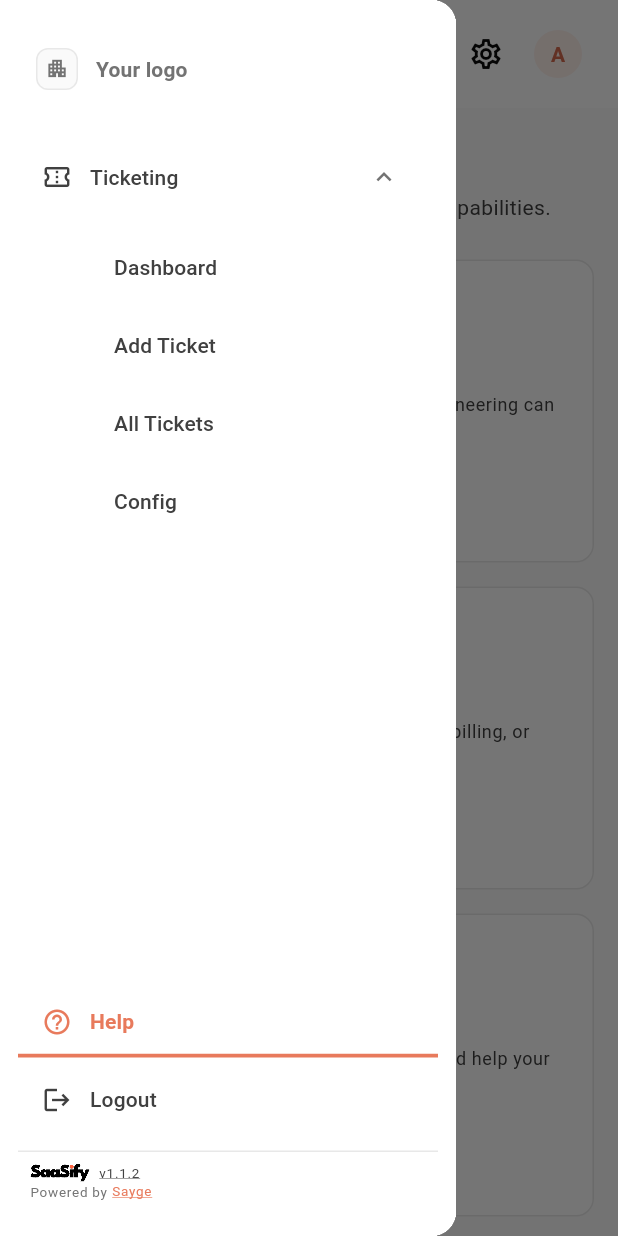
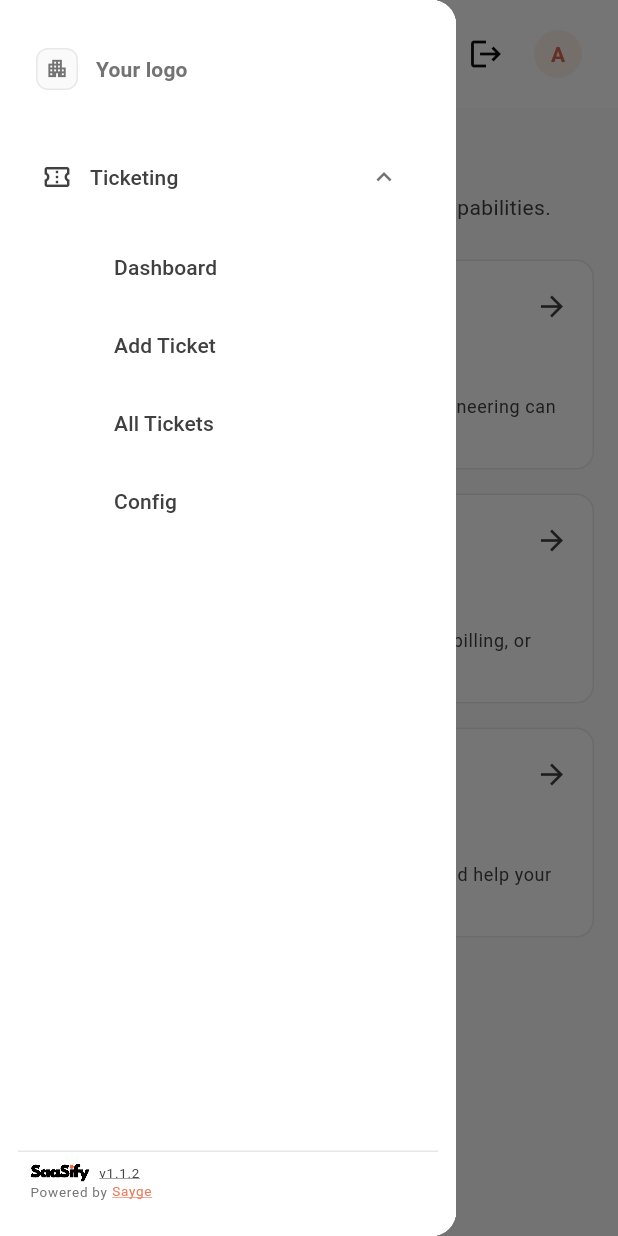
Before and after one commit to sayge-code-hub/saasify, a Flutter app: the HelpPage screen opened by its route, with the side drawer open, on a phone screen of 412 x 824 dp. Run offline on Flutter 3.47's test engine with Material 3 defaults, Android fonts, the phone set to English and light mode, and no system bars; our stand-ins replace equatable, file_picker, flutter_bloc, go_router, web; Roboto replaces fonts that are missing (Fraunces, Source Sans 3).

Commit message:
Polish Help cards and move Help/Logout into the top app bar.
Help tiles use top-left icon and top-right arrow, open a topic screen
on click, and highlight on hover. Search is removed from the header;
Help and Logout live in the app bar instead of the sidebar.

Co-authored-by: adityaarana <adityaarana@outlook.com>

```diff
--- a/lib/features/help/presentation/pages/help_page.dart
+++ b/lib/features/help/presentation/pages/help_page.dart
@@ -1,47 +1,14 @@
 import 'package:flutter/material.dart';
+import 'package:go_router/go_router.dart';
 
 import 'package:saasify/core/theme/app_colors.dart';
 import 'package:saasify/core/theme/app_spacing.dart';
-import 'package:saasify/core/widgets/app_button.dart';
 import 'package:saasify/core/widgets/app_page.dart';
-import 'package:saasify/core/widgets/app_text_field.dart';
+import 'package:saasify/features/help/domain/help_topics.dart';
 
 /// Help hub with request tiles shared across the workspace.
 class HelpPage extends StatelessWidget {
   const HelpPage({super.key});
-
-  static const tiles = <_HelpTileData>[
-    _HelpTileData(
-      keyName: 'help-tile-bug',
-      title: 'Raise a bug',
-      description:
-          'Report something broken in the product so engineering can investigate.',
-      icon: Icons.bug_report_outlined,
-      formTitle: 'Raise a bug',
-      formHint: 'Describe the issue, steps to reproduce, and expected result…',
-      submitLabel: 'Submit bug',
-    ),
-    _HelpTileData(
-      keyName: 'help-tile-contact',
-      title: 'Contact us',
-      description:
-          'Reach the Saasify team for account questions, billing, or general support.',
-      icon: Icons.mail_outline,
-      formTitle: 'Contact us',
-      formHint: 'How can we help you today?',
-      submitLabel: 'Send message',
-    ),
-    _HelpTileData(
-      keyName: 'help-tile-feature',
-      title: 'New feature request',
-      description:
-          'Suggest an improvement or capability that would help your team work faster.',
-      icon: Icons.lightbulb_outline,
-      formTitle: 'New feature request',
-      formHint: 'Tell us the problem and the feature you would like to see…',
-      submitLabel: 'Submit request',
-    ),
-  ];
 
   @override
   Widget build(BuildContext context) {
@@ -68,13 +35,15 @@ class HelpPage extends StatelessWidget {
           const SizedBox(height: AppSpacing.lg),
           LayoutBuilder(
             builder: (context, constraints) {
-              final wide = constraints.maxWidth >= AppSpacing.sectionGridMinWidth;
+              final wide =
+                  constraints.maxWidth >= AppSpacing.sectionGridMinWidth;
+              const tiles = HelpTopic.values;
               if (!wide) {
                 return Column(
                   children: [
                     for (var i = 0; i < tiles.length; i++) ...[
                       if (i > 0) const SizedBox(height: AppSpacing.md),
-                      _HelpTile(data: tiles[i]),
+                      _HelpTile(topic: tiles[i]),
                     ],
                   ],
                 );
@@ -84,7 +53,7 @@ class HelpPage extends StatelessWidget {
                 children: [
                   for (var i = 0; i < tiles.length; i++) ...[
                     if (i > 0) const SizedBox(width: AppSpacing.md),
-                    Expanded(child: _HelpTile(data: tiles[i])),
+                    Expanded(child: _HelpTile(topic: tiles[i])),
                   ],
                 ],
               );
@@ -96,92 +65,67 @@ class HelpPage extends StatelessWidget {
   }
 }
 
-class _HelpTileData {
-  const _HelpTileData({
-    required this.keyName,
-    required this.title,
-    required this.description,
-    required this.icon,
-    required this.formTitle,
-    required this.formHint,
-    required this.submitLabel,
-  });
+class _HelpTile extends StatefulWidget {
+  const _HelpTile({required this.topic});
 
-  final String keyName;
-  final String title;
-  final String description;
-  final IconData icon;
-  final String formTitle;
-  final String formHint;
-  final String submitLabel;
+  final HelpTopic topic;
+
+  @override
+  State<_HelpTile> createState() => _HelpTileState();
 }
 
-class _HelpTile extends StatelessWidget {
-  const _HelpTile({required this.data});
+class _HelpTileState extends State<_HelpTile> {
+  bool _hovered = false;
 
-  final _HelpTileData data;
-
-  Future<void> _openForm(BuildContext context) async {
-    final controller = TextEditingController();
-    final submitted = await showDialog<bool>(
-      context: context,
-      builder: (context) {
-        return AlertDialog(
-          title: Text(data.formTitle),
-          content: SizedBox(
-            width: 420,
-            child: AppTextField(
-              controller: controller,
-              hint: data.formHint,
-              maxLines: 5,
-            ),
-          ),
-          actions: [
-            TextButton(
-              onPressed: () => Navigator.of(context).pop(false),
-              child: const Text('Cancel'),
-            ),
-            FilledButton(
-              onPressed: () {
-                if (controller.text.trim().isEmpty) return;
-                Navigator.of(context).pop(true);
-              },
-              child: Text(data.submitLabel),
-            ),
-          ],
-        );
-      },
-    );
-    final text = controller.text.trim();
-    controller.dispose();
-    if (submitted == true && context.mounted && text.isNotEmpty) {
-      ScaffoldMessenger.of(context).showSnackBar(
-        SnackBar(
-          content: Text('${data.title} submitted (mock).'),
-        ),
-      );
-    }
-  }
+  void _open() => context.go('/help/${widget.topic.pathSegment}');
 
   @override
   Widget build(BuildContext context) {
     final theme = Theme.of(context);
+    final topic = widget.topic;
+    final accent = _hovered ? AppColors.accent : AppColors.inkSecondary;
+    final borderColor = _hovered ? AppColors.accent : AppColors.border;
 
-    return DecoratedBox(
+    return MouseRegion(
+      onEnter: (_) => setState(() => _hovered = true),
+      onExit: (_) => setState(() => _hovered = false),
+      cursor: SystemMouseCursors.click,
+      child: AnimatedContainer(
+        duration: const Duration(milliseconds: 140),
+        curve: Curves.easeOut,
         decoration: BoxDecoration(
           color: AppColors.surface,
           borderRadius: BorderRadius.circular(AppSpacing.radiusMd),
-        border: Border.all(color: AppColors.border),
+          border: Border.all(color: borderColor, width: _hovered ? 1.5 : 1),
         ),
+        child: Material(
+          color: Colors.transparent,
+          child: InkWell(
+            key: ValueKey('help-tile-${topic.pathSegment}'),
+            onTap: _open,
+            borderRadius: BorderRadius.circular(AppSpacing.radiusMd),
+            hoverColor: AppColors.accentSoft,
+            splashColor: AppColors.accentMuted,
             child: Padding(
               padding: const EdgeInsets.all(AppSpacing.md),
               child: Column(
                 crossAxisAlignment: CrossAxisAlignment.stretch,
                 children: [
-            Icon(data.icon, color: AppColors.inkSecondary, size: 28),
+                  Row(
+                    children: [
+                      Icon(topic.icon, color: accent, size: 28),
+                      const Spacer(),
+                      Icon(
+                        Icons.arrow_forward,
+                        key: ValueKey('help-arrow-${topic.pathSegment}'),
+                        color: accent,
+                        size: 22,
+                      ),
+                    ],
+                  ),
                   const SizedBox(height: AppSpacing.sm),
                   Text(
-              data.title,
+                    topic.title,
                     style: theme.textTheme.titleMedium?.copyWith(
                       fontWeight: FontWeight.w400,
                       color: AppColors.ink,
@@ -189,23 +133,16 @@ class _HelpTile extends StatelessWidget {
                   ),
                   const SizedBox(height: AppSpacing.xs),
                   Text(
-              data.description,
+                    topic.description,
                     style: theme.textTheme.bodySmall?.copyWith(
                       color: AppColors.inkSecondary,
                       height: 1.4,
                     ),
                   ),
-            const SizedBox(height: AppSpacing.md),
-            Align(
-              alignment: Alignment.centerLeft,
-              child: AppButton(
-                key: ValueKey(data.keyName),
-                label: 'Open',
-                variant: AppButtonVariant.outlined,
-                onPressed: () => _openForm(context),
+                ],
               ),
             ),
-          ],
+          ),
         ),
       ),
     );
--- a/lib/features/shell/presentation/widgets/dashboard_header.dart
+++ b/lib/features/shell/presentation/widgets/dashboard_header.dart
@@ -30,7 +30,9 @@ class DashboardHeader extends StatelessWidget {
   @override
   Widget build(BuildContext context) {
     final theme = Theme.of(context);
-    final onSettings = GoRouterState.of(context).uri.path == '/settings';
+    final path = GoRouterState.of(context).uri.path;
+    final onSettings = path == '/settings';
+    final onHelp = path == '/help' || path.startsWith('/help/');
 
     return Material(
       color: AppColors.surface,
@@ -61,16 +63,20 @@ class DashboardHeader extends StatelessWidget {
                           )),
               ),
               IconButton(
-                tooltip: 'Search',
-                onPressed: () {},
-                icon: const Icon(Icons.search, color: AppColors.ink),
-              ),
-              IconButton(
                 tooltip: 'Notifications',
                 onPressed: () {},
                 icon: const Icon(
                   Icons.notifications_none_outlined,
                   color: AppColors.ink,
+                ),
+              ),
+              IconButton(
+                key: const ValueKey('header-help'),
+                tooltip: 'Help',
+                onPressed: () => context.go('/help'),
+                icon: Icon(
+                  onHelp ? Icons.help : Icons.help_outline,
+                  color: onHelp ? AppColors.accent : AppColors.ink,
                 ),
               ),
               IconButton(
@@ -82,21 +88,14 @@ class DashboardHeader extends StatelessWidget {
                   color: onSettings ? AppColors.accent : AppColors.ink,
                 ),
               ),
+              IconButton(
+                key: const ValueKey('header-logout'),
+                tooltip: 'Logout',
+                onPressed: () => context.read<AuthCubit>().logout(),
+                icon: const Icon(Icons.logout, color: AppColors.ink),
+              ),
               const SizedBox(width: AppSpacing.xs),
-              PopupMenuButton<_HeaderAction>(
-                tooltip: 'Account',
-                onSelected: (action) {
-                  if (action == _HeaderAction.signOut) {
-                    context.read<AuthCubit>().logout();
-                  }
-                },
-                itemBuilder: (context) => const [
-                  PopupMenuItem(
-                    value: _HeaderAction.signOut,
-                    child: Text('Sign out'),
-                  ),
-                ],
-                child: Row(
+              Row(
                 children: [
                   CircleAvatar(
                     radius: 16,
@@ -121,13 +120,8 @@ class DashboardHeader extends StatelessWidget {
                         fontWeight: FontWeight.w600,
                       ),
                     ),
-                      const Icon(
-                        Icons.keyboard_arrow_down,
-                        color: AppColors.ink,
-                      ),
                   ],
                 ],
-                ),
               ),
             ],
           ),
@@ -136,8 +130,6 @@ class DashboardHeader extends StatelessWidget {
     );
   }
 }
-
-enum _HeaderAction { signOut }
 
 /// Live local date, time, and timezone for the shell header on every route.
 class HeaderDateTime extends StatefulWidget {
--- a/lib/features/shell/presentation/widgets/module_sidebar.dart
+++ b/lib/features/shell/presentation/widgets/module_sidebar.dart
@@ -6,7 +6,6 @@ import 'package:saasify/core/constants/app_constants.dart';
 import 'package:saasify/core/theme/app_colors.dart';
 import 'package:saasify/core/theme/app_spacing.dart';
 import 'package:saasify/core/widgets/app_logo.dart';
-import 'package:saasify/features/auth/presentation/bloc/auth_cubit.dart';
 import 'package:saasify/features/settings/presentation/widgets/company_brand_logo.dart';
 import 'package:saasify/features/shell/domain/app_modules.dart';
 import 'package:saasify/features/shell/presentation/bloc/shell_cubit.dart';
@@ -61,8 +60,8 @@ class ModuleSidebar extends StatelessWidget {
                   ],
                 ),
               ),
-              Padding(
-                padding: const EdgeInsets.fromLTRB(
+              const Padding(
+                padding: EdgeInsets.fromLTRB(
                   AppSpacing.sm,
                   AppSpacing.sm,
                   AppSpacing.sm,
@@ -70,27 +69,9 @@ class ModuleSidebar extends StatelessWidget {
                 ),
                 child: Column(
                   children: [
-                    _NavTile(
-                      label: 'Help',
-                      icon: Icons.help_outline,
-                      active: state.location == '/help',
-                      onTap: () {
-                        context.go('/help');
-                        onNavigate?.call();
-                      },
-                    ),
-                    _NavTile(
-                      label: 'Logout',
-                      icon: Icons.logout,
-                      onTap: () {
-                        context.read<AuthCubit>().logout();
-                        onNavigate?.call();
-                      },
-                    ),
-                    const SizedBox(height: AppSpacing.xs),
-                    const Divider(height: 1, color: AppColors.border),
-                    const SizedBox(height: AppSpacing.xs),
-                    const _SidebarBrandFooter(),
+                    Divider(height: 1, color: AppColors.border),
+                    SizedBox(height: AppSpacing.xs),
+                    _SidebarBrandFooter(),
                   ],
                 ),
               ),
```
Also changed, not shown: lib/app/router/app_router.dart (+21 -0 lines), lib/features/help/domain/help_topics.dart (added, +58 -0 lines), lib/features/help/presentation/pages/help_topic_page.dart (added, +137 -0 lines), 1 other file. Lines whose indentation alone changed are shown as unchanged.
